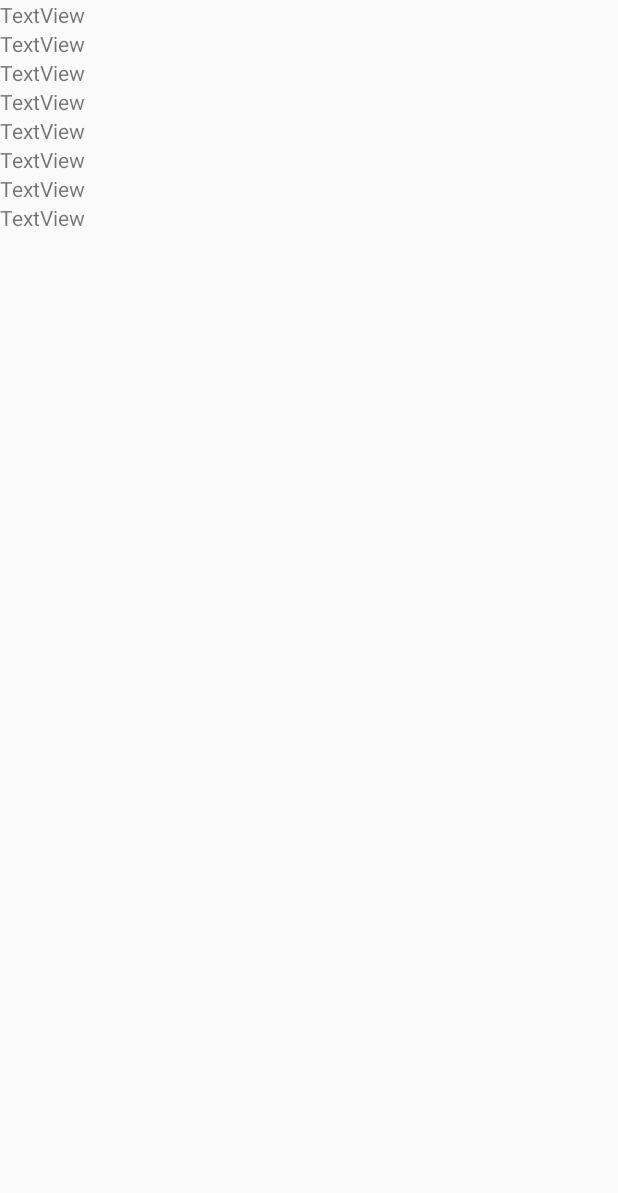
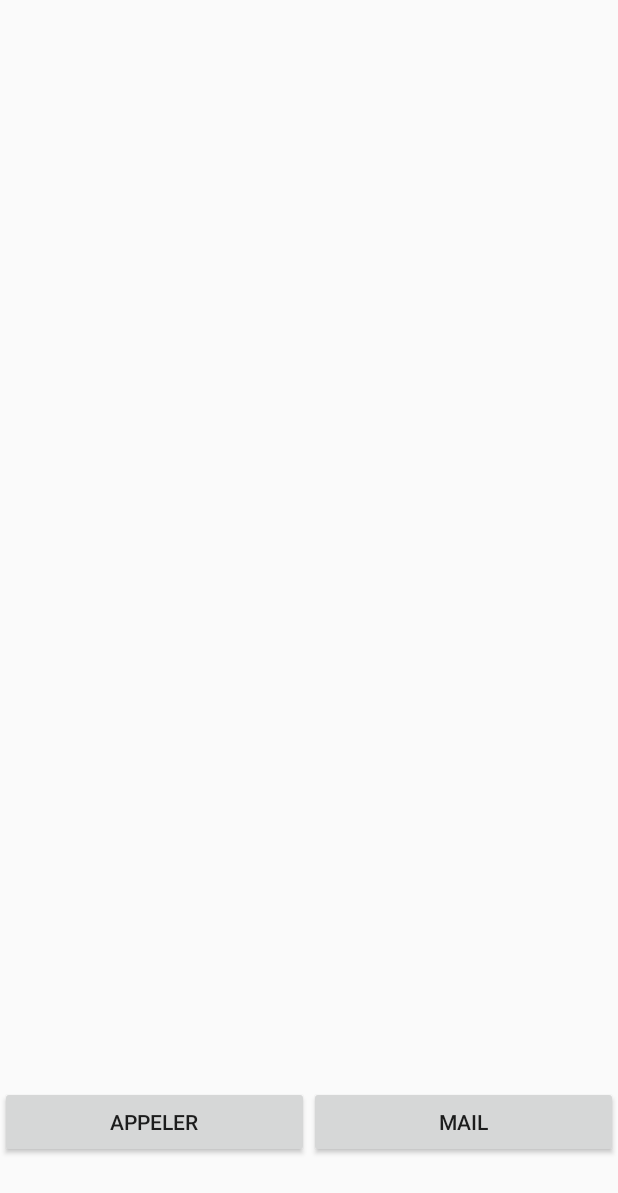
Before and after one commit to Saryx11/Projet-Final, an Android app: the layout fragment_user.xml on its own in the app's theme, with its tools: preview values and no code run, on a phone screen of 412 x 824 dp. Shown: the top 1193 px of the screen. Run offline under Robolectric (Android 15) with nearby library versions, the phone set to English and light mode, and no system bars.

Commit message:
fragments seems to work

```diff
--- a/app/src/main/res/layout/fragment_user.xml
+++ b/app/src/main/res/layout/fragment_user.xml
@@ -6,50 +6,72 @@
     android:layout_height="match_parent">
 
     <TextView
-        android:id="@+id/textView9"
+        android:id="@+id/nomView"
         android:layout_width="match_parent"
         android:layout_height="wrap_content"
-        android:text="TextView" />
+        android:layout_weight="1" />
 
     <TextView
-        android:id="@+id/textView8"
+        android:id="@+id/prenomView"
         android:layout_width="match_parent"
         android:layout_height="wrap_content"
-        android:text="TextView" />
+        android:layout_weight="1" />
 
     <TextView
-        android:id="@+id/textView7"
+        android:id="@+id/sexeView"
         android:layout_width="match_parent"
         android:layout_height="wrap_content"
-        android:text="TextView" />
+        android:layout_weight="1" />
 
     <TextView
-        android:id="@+id/textView6"
+        android:id="@+id/metierview"
         android:layout_width="match_parent"
         android:layout_height="wrap_content"
-        android:text="TextView" />
+        android:layout_weight="1" />
 
     <TextView
-        android:id="@+id/textView5"
+        android:id="@+id/serviceView"
         android:layout_width="match_parent"
         android:layout_height="wrap_content"
-        android:text="TextView" />
+        android:layout_weight="1" />
 
     <TextView
-        android:id="@+id/textView4"
+        android:id="@+id/mailView"
         android:layout_width="match_parent"
         android:layout_height="wrap_content"
-        android:text="TextView" />
+        android:layout_weight="1" />
 
     <TextView
-        android:id="@+id/textView3"
+        android:id="@+id/telephoneView"
         android:layout_width="match_parent"
         android:layout_height="wrap_content"
-        android:text="TextView" />
+        android:layout_weight="1" />
 
     <TextView
-        android:id="@+id/textView2"
+        android:id="@+id/cvView"
         android:layout_width="match_parent"
         android:layout_height="wrap_content"
-        android:text="TextView" />
+        android:layout_weight="4" />
+
+    <LinearLayout
+        android:layout_width="match_parent"
+        android:layout_height="wrap_content"
+        android:layout_weight="1"
+        android:orientation="horizontal">
+
+        <Button
+            android:id="@+id/callButton"
+            android:layout_width="match_parent"
+            android:layout_height="wrap_content"
+            android:layout_weight="1"
+            android:text="Appeler" />
+
+        <Button
+            android:id="@+id/mailButton"
+            android:layout_width="match_parent"
+            android:layout_height="wrap_content"
+            android:layout_weight="1"
+            android:text="Mail" />
+    </LinearLayout>
+
 </LinearLayout>
```
Also changed, not shown: app/src/main/java/com/example/benjaminlouis/projetfinal/AfficheUser.java (added, +49 -0 lines), app/src/main/java/com/example/benjaminlouis/projetfinal/ListActivity.java (+1 -6 lines), app/src/main/java/com/example/benjaminlouis/projetfinal/ListeUser.java (+10 -7 lines), app/src/main/java/com/example/benjaminlouis/projetfinal/MyAdapter.java (+13 -5 lines).
